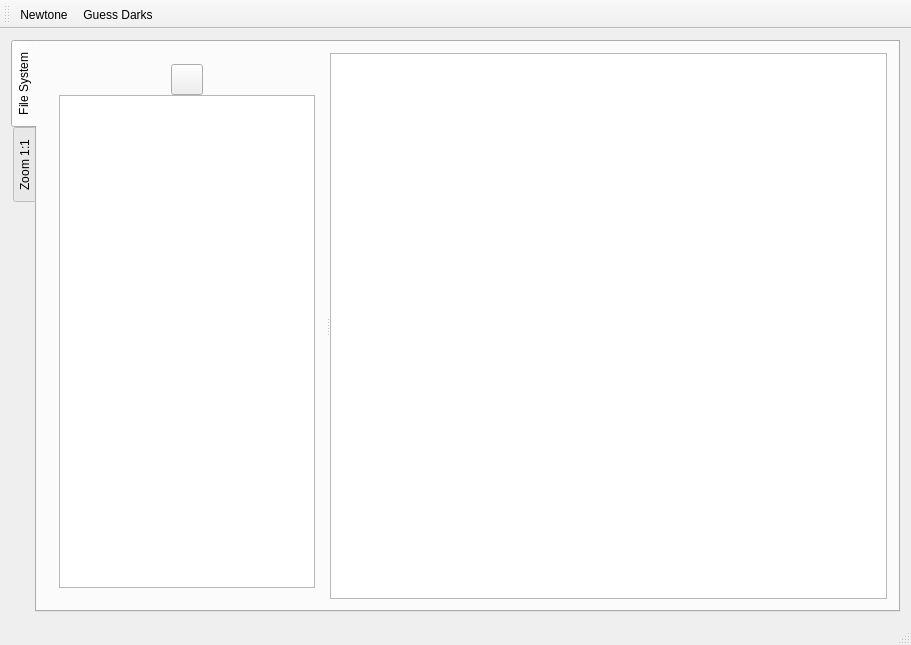
alexzk1/astroed, file mainwindow.ui: the form before one commit.
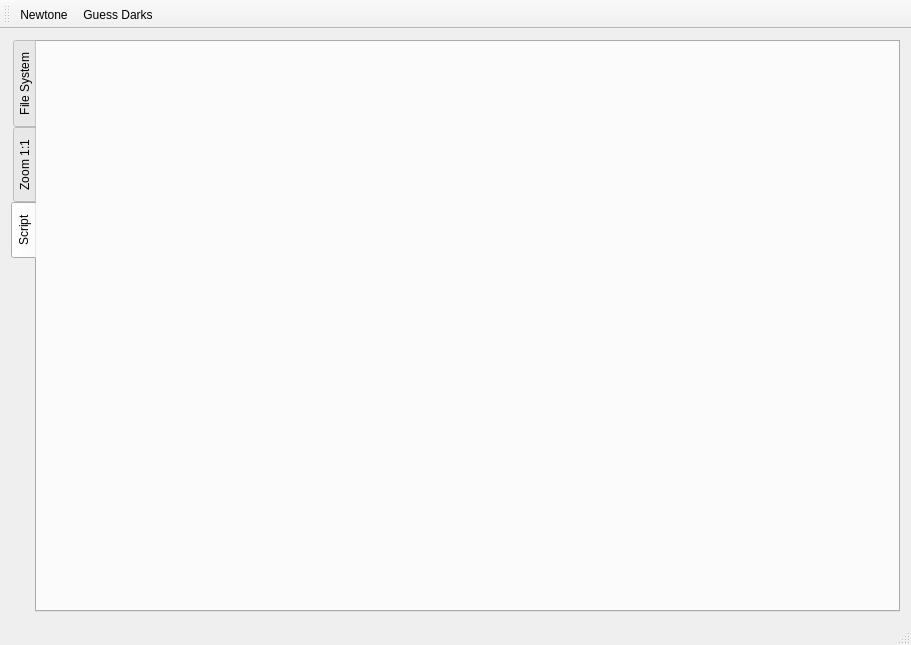
The form after the commit. The open tabs and pages were chosen to show the change. Icons and pictures are not drawn. Custom widgets are drawn as their Qt base class.

Patch:
```diff
--- a/mainwindow.ui
+++ b/mainwindow.ui
@@ -203,6 +203,12 @@
         </item>
        </layout>
       </widget>
+      <widget class="QWidget" name="tabScript">
+       <attribute name="title">
+        <string>Script</string>
+       </attribute>
+       <layout class="QVBoxLayout" name="verticalLayout_6"/>
+      </widget>
      </widget>
     </item>
    </layout>
```
